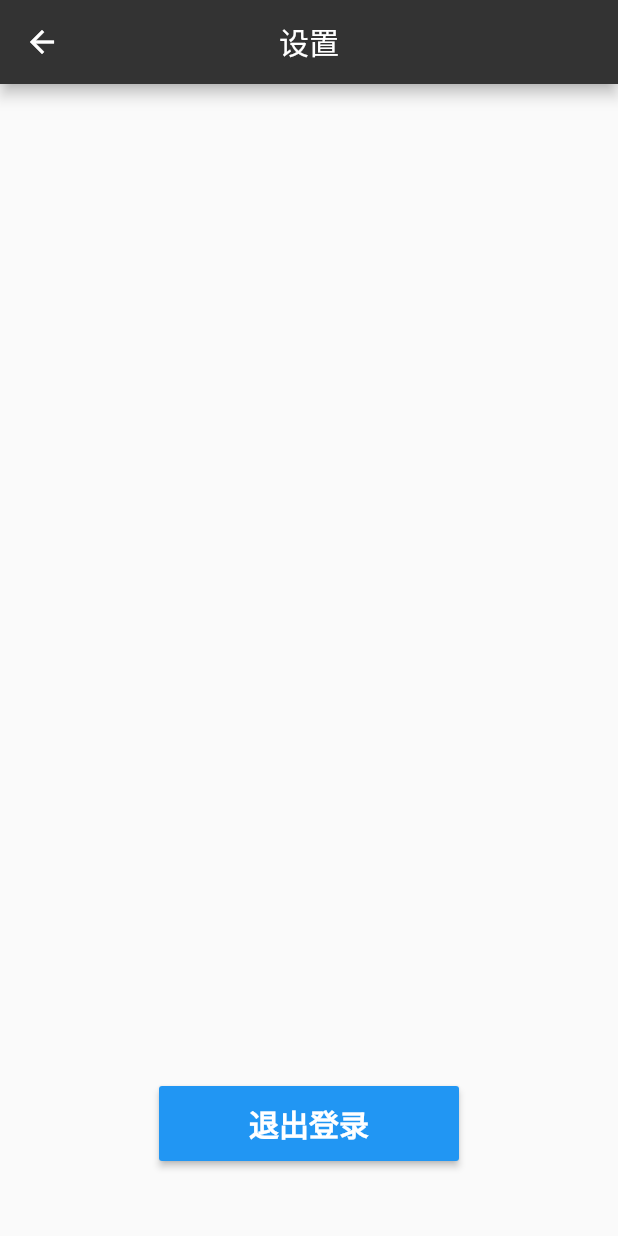
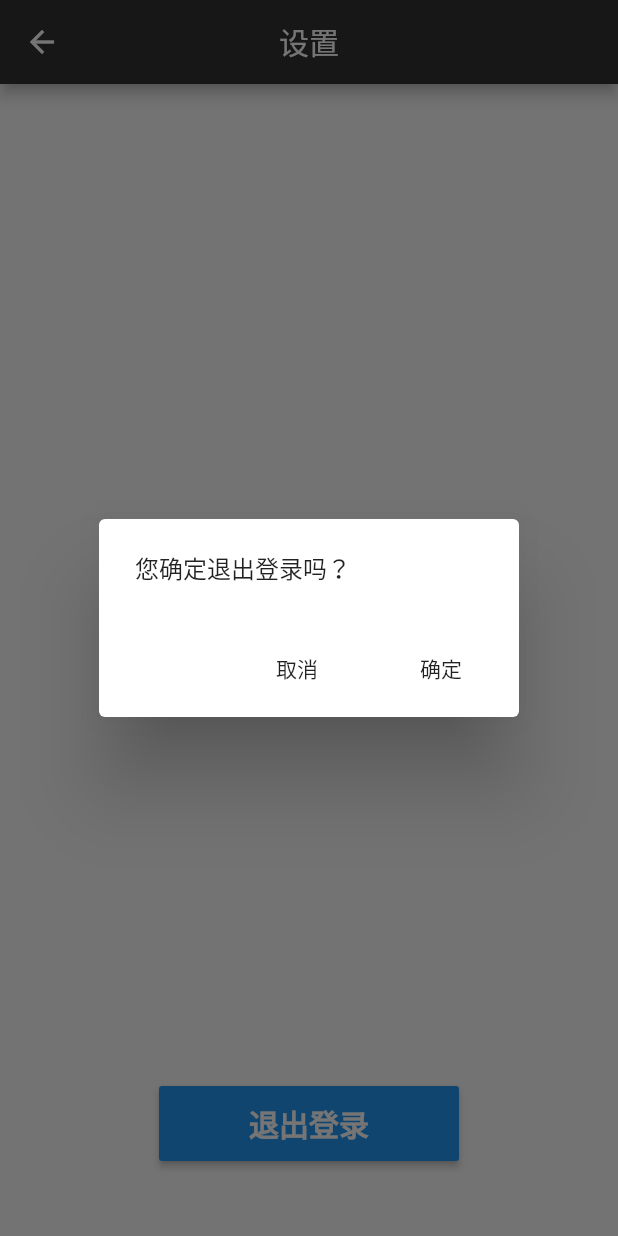
Before and after one commit to ningyuwen/flutter_share_posts, a Flutter app: the SettingPage screen opened directly, after a tap on "退出登录", on a phone screen of 412 x 824 dp. Run offline on Flutter 3.47's test engine with Material 2 defaults, Android fonts, the phone set to English and light mode, and no system bars; our stand-ins replace bloc, cached_network_image, decimal, dio, equatable, flutter_bloc and 6 more; missing offline and left inert: amap_location, flutter_qq, mmkv_flutter, simple_permissions; statements that could not run were skipped.

Commit message:
退出登录

```diff
--- a/lib/mine/setting_page.dart
+++ b/lib/mine/setting_page.dart
@@ -36,7 +36,28 @@ class SettingPage extends StatelessWidget {
                       fontWeight: FontWeight.bold),
                 ),
                 onPressed: () {
-                  _logout();
+                  showDialog(
+                      context: context,
+                      builder: (BuildContext context) {
+                        return AlertDialog(
+                            content: new Text("您确定退出登录吗？"),
+                            actions: <Widget>[
+                              new FlatButton(
+                                child: new Text("取消"),
+                                onPressed: () {
+                                  Navigator.of(context).pop();
+                                },
+                              ),
+                              new FlatButton(
+                                child: new Text("确定"),
+                                onPressed: () {
+                                  Navigator.of(context).pop();
+                                  _logout();
+                                  Navigator.of(context).pop();
+                                },
+                              )
+                            ]);
+                      });
                 }),
           )
         ],
```
Also changed, not shown: lib/home/new_mine_fragment.dart (+9 -4 lines).
